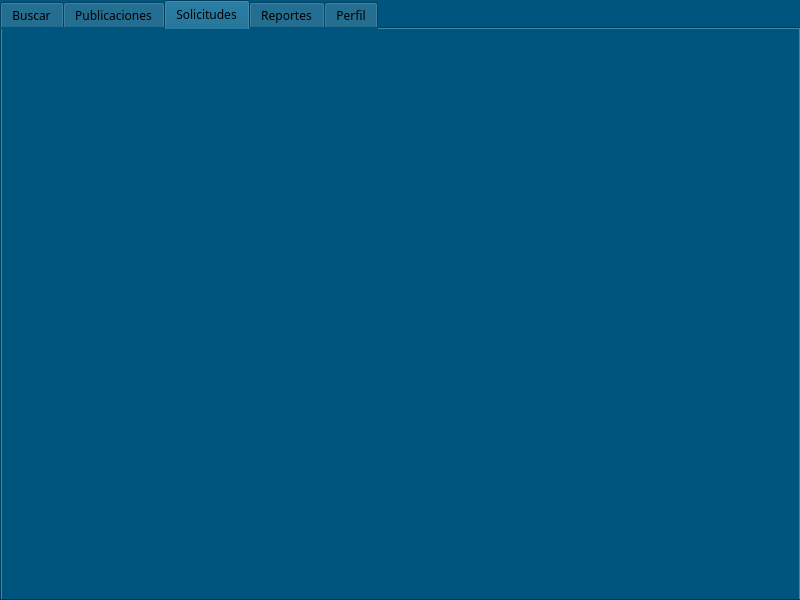
Before: the Qt Designer form Fase 2/GUI/mainwindow.ui in TeFxiu/-EDD-Proyecto_202206963, drawn with Qt 5.
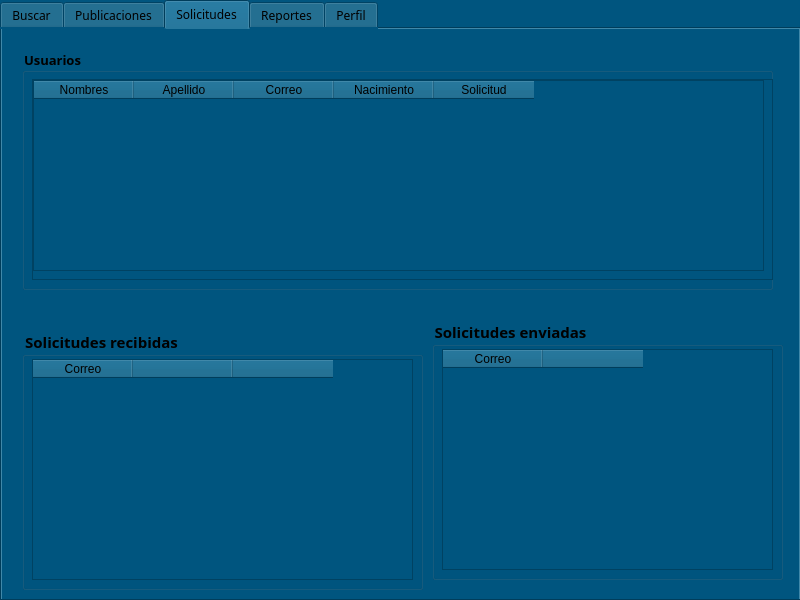
After: the same form once the commit is applied. The open tabs and pages were chosen to show the change. Icons and pictures are not drawn.

What changed in the file:
```diff
--- a/Fase 2/GUI/mainwindow.ui
+++ b/Fase 2/GUI/mainwindow.ui
@@ -1025,6 +1025,169 @@
        <attribute name="title">
         <string>Solicitudes</string>
        </attribute>
+       <widget class="QGroupBox" name="groupBox_6">
+        <property name="geometry">
+         <rect>
+          <x>20</x>
+          <y>20</y>
+          <width>751</width>
+          <height>241</height>
+         </rect>
+        </property>
+        <property name="font">
+         <font>
+          <family>Cascadia Code</family>
+          <pointsize>10</pointsize>
+          <bold>true</bold>
+         </font>
+        </property>
+        <property name="title">
+         <string>Usuarios</string>
+        </property>
+        <widget class="QScrollArea" name="scrollArea_2">
+         <property name="geometry">
+          <rect>
+           <x>10</x>
+           <y>30</y>
+           <width>741</width>
+           <height>201</height>
+          </rect>
+         </property>
+         <property name="widgetResizable">
+          <bool>true</bool>
+         </property>
+         <widget class="QWidget" name="scrollAreaWidgetContents">
+          <property name="geometry">
+           <rect>
+            <x>0</x>
+            <y>0</y>
+            <width>739</width>
+            <height>199</height>
+           </rect>
+          </property>
+          <widget class="QTableWidget" name="tablaUsuarios">
+           <property name="geometry">
+            <rect>
+             <x>0</x>
+             <y>0</y>
+             <width>731</width>
+             <height>191</height>
+            </rect>
+           </property>
+           <column>
+            <property name="text">
+             <string>Nombres</string>
+            </property>
+           </column>
+           <column>
+            <property name="text">
+             <string>Apellido</string>
+            </property>
+           </column>
+           <column>
+            <property name="text">
+             <string>Correo</string>
+            </property>
+           </column>
+           <column>
+            <property name="text">
+             <string>Nacimiento</string>
+            </property>
+           </column>
+           <column>
+            <property name="text">
+             <string>Solicitud</string>
+            </property>
+           </column>
+          </widget>
+         </widget>
+        </widget>
+       </widget>
+       <widget class="QGroupBox" name="groupBox_7">
+        <property name="geometry">
+         <rect>
+          <x>430</x>
+          <y>290</y>
+          <width>351</width>
+          <height>261</height>
+         </rect>
+        </property>
+        <property name="font">
+         <font>
+          <family>Cascadia Code</family>
+          <pointsize>11</pointsize>
+          <bold>true</bold>
+         </font>
+        </property>
+        <property name="title">
+         <string>Solicitudes enviadas</string>
+        </property>
+        <widget class="QTableWidget" name="soliEnviadas">
+         <property name="geometry">
+          <rect>
+           <x>10</x>
+           <y>30</y>
+           <width>331</width>
+           <height>221</height>
+          </rect>
+         </property>
+         <column>
+          <property name="text">
+           <string>Correo</string>
+          </property>
+         </column>
+         <column>
+          <property name="text">
+           <string/>
+          </property>
+         </column>
+        </widget>
+       </widget>
+       <widget class="QGroupBox" name="groupBox_8">
+        <property name="geometry">
+         <rect>
+          <x>20</x>
+          <y>300</y>
+          <width>401</width>
+          <height>261</height>
+         </rect>
+        </property>
+        <property name="font">
+         <font>
+          <family>Cascadia Code</family>
+          <pointsize>11</pointsize>
+          <bold>true</bold>
+         </font>
+        </property>
+        <property name="title">
+         <string>Solicitudes recibidas</string>
+        </property>
+        <widget class="QTableWidget" name="soliRecibidas">
+         <property name="geometry">
+          <rect>
+           <x>10</x>
+           <y>30</y>
+           <width>381</width>
+           <height>221</height>
+          </rect>
+         </property>
+         <column>
+          <property name="text">
+           <string>Correo</string>
+          </property>
+         </column>
+         <column>
+          <property name="text">
+           <string/>
+          </property>
+         </column>
+         <column>
+          <property name="text">
+           <string/>
+          </property>
+         </column>
+        </widget>
+       </widget>
       </widget>
       <widget class="QWidget" name="reportesMU">
        <attribute name="icon">
```
Left out of the diff: 180 changed lines with no effect on the pictures. Lines whose indentation alone changed are shown as unchanged.
